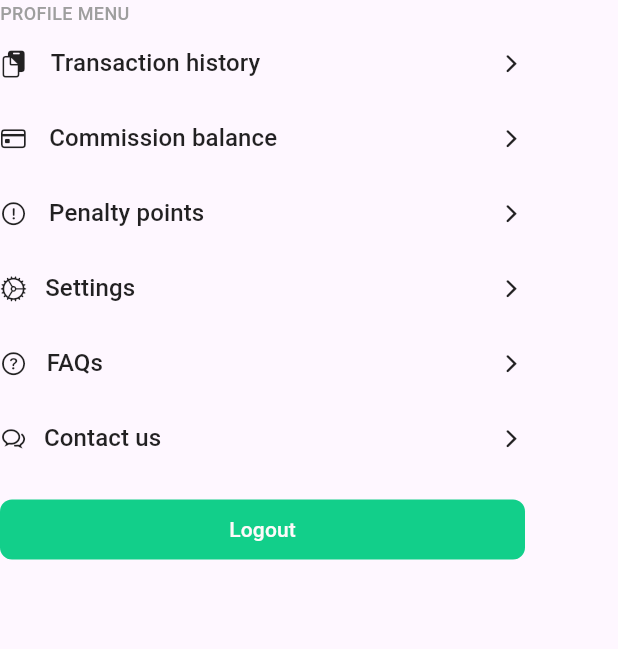
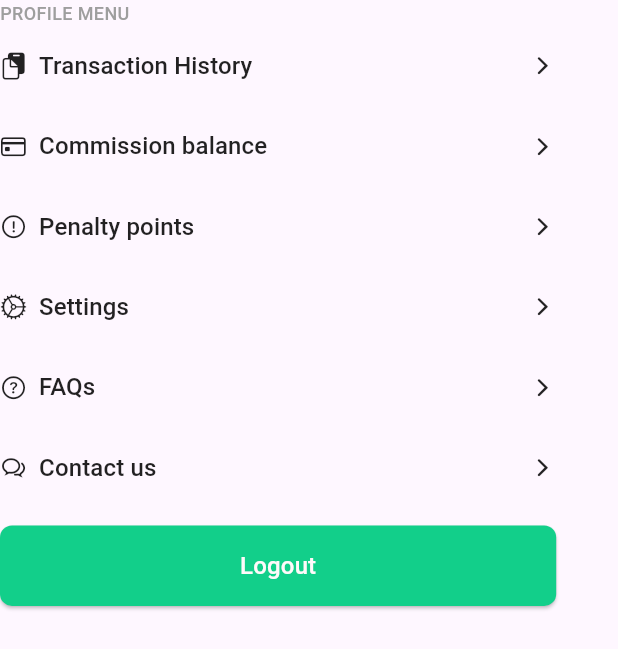
Before and after one commit to simonvque/ISPROJ2REGAIN_MOBILE, a Flutter app: the ProfileMenu widget shown alone on an empty page, opened directly, on a phone screen of 412 x 824 dp. Shown: the top 649 px of the screen. Run offline on Flutter 3.47's test engine with Material 3 defaults, Android fonts, the phone set to English and light mode, and no system bars; our stand-ins replace carousel_slider, flutter_markdown, get, get_storage, iconsax_flutter, smooth_page_indicator; missing offline and left inert: mysql1; accounts and stored records are empty; network calls fail; project files that could hold a hidden picture were left out.

Commit message:
added regainbuttons class; fixed btns in profile page

```diff
--- /dev/null
+++ b/lib/constants/button_styles.dart
@@ -0,0 +1,154 @@
+import 'package:flutter/material.dart';
+import 'package:regain_mobile/constants/colors.dart';
+
+enum ButtonType { outlined, filled, transparentOutlined, text }
+enum ButtonSize { small, medium, large }
+
+class RegainButtons extends StatelessWidget {
+  final String text;
+  final void Function() onPressed;
+  final ButtonType type;
+  final ButtonSize size;
+  final IconData? leftIcon;
+  final IconData? rightIcon;
+
+  const RegainButtons({
+    super.key,
+    required this.text,
+    required this.onPressed,
+    this.type = ButtonType.outlined,
+    this.size = ButtonSize.medium,
+    this.leftIcon,
+    this.rightIcon,
+  });
+
+ @override
+  Widget build(BuildContext context) {
+    final buttonStyles = getButtonStyles(context);
+
+    return SizedBox(
+      width: buttonStyles['width'] as double?,
+      height: buttonStyles['height'] as double?,
+      child: buildButtonWidget(context, buttonStyles['style'] as ButtonStyle?),
+    );
+  }
+
+  Widget buildButtonWidget(BuildContext context, ButtonStyle? style) {
+    switch (type) {
+      case ButtonType.outlined:
+        return OutlinedButton(
+          onPressed: onPressed,
+          style: style,
+          child: buildButtonContent(),
+        );
+      case ButtonType.filled:
+        return ElevatedButton(
+          onPressed: onPressed,
+          style: style,
+          child: buildButtonContent(),
+        );
+      case ButtonType.transparentOutlined:
+        return OutlinedButton(
+          onPressed: onPressed,
+          style: style,
+          child: buildButtonContent(),
+        );
+      case ButtonType.text:
+        return TextButton(
+          onPressed: onPressed,
+          style: style,
+          child: buildButtonContent(),
+        );
+      default:
+        return OutlinedButton(
+          onPressed: onPressed,
+          style: style,
+          child: buildButtonContent(),
+        );
+    }
+  }
+
+  Widget buildButtonContent() {
+    return Row(
+      mainAxisSize: MainAxisSize.min,
+      children: [
+        if (leftIcon != null) Icon(leftIcon),
+        if (leftIcon != null) const SizedBox(width: 8),
+        Text(
+          text,
+          style: const TextStyle(fontSize: 16, fontWeight: FontWeight.w500),
+        ),
+        if (rightIcon != null) const Spacer(),
+        if (rightIcon != null) Icon(rightIcon),
+      ],
+    );
+  }
+
+  Map<String, dynamic> getButtonStyles(BuildContext context) {
+    double width;
+    double height;
+    ButtonStyle style;
+
+    // Set button size
+    switch (size) {
+      case ButtonSize.small:
+        width = MediaQuery.of(context).size.width * 0.45;
+        height = MediaQuery.of(context).size.height * 0.055;
+        break;
+      case ButtonSize.medium:
+        width = MediaQuery.of(context).size.width * 0.75;
+        height = MediaQuery.of(context).size.height * 0.065;
+        break;
+      case ButtonSize.large:
+        width = MediaQuery.of(context).size.width * 0.90;
+        height = MediaQuery.of(context).size.height * 0.065;
+        break;
+    }
+
+    // Set button style
+    switch (type) {
+      case ButtonType.outlined:
+        style = OutlinedButton.styleFrom(
+          foregroundColor: Colors.black87,
+          side: const BorderSide(color: Colors.grey),
+          padding: const EdgeInsets.all(10),
+          shape: RoundedRectangleBorder(
+            borderRadius: BorderRadius.circular(8),
+          ),
+        ).copyWith(
+          overlayColor: WidgetStateProperty.all(Colors.transparent),
+        );
+        break;
+      case ButtonType.filled:
+       style = FilledButton.styleFrom(
+                  backgroundColor: green,
+                  foregroundColor: white,
+                  shape: RoundedRectangleBorder(
+                      borderRadius: BorderRadius.circular(8))
+        );
+        break;
+      case ButtonType.transparentOutlined:
+        style = OutlinedButton.styleFrom(
+                  foregroundColor: Colors.black87,
+                  side: const BorderSide(color: Colors.transparent),
+                  alignment: Alignment.centerLeft,
+                  padding: const EdgeInsets.only(left: 0)
+                  ).copyWith(
+                  overlayColor:
+                      const WidgetStatePropertyAll(Colors.transparent),
+              );
+        break;
+      case ButtonType.text:
+        style = TextButton.styleFrom(
+          foregroundColor: Colors.black87,
+          padding: const EdgeInsets.all(10),
+          shape: RoundedRectangleBorder(
+            borderRadius: BorderRadius.circular(8),
+          ),
+        );
+        break;
+    }
+
+    return {'width': width, 'height': height, 'style': style};
+  }
+}
--- a/lib/profile/profile_menu.dart
+++ b/lib/profile/profile_menu.dart
@@ -1,13 +1,13 @@
 import 'package:flutter/cupertino.dart';
 import 'package:flutter/material.dart';
-import 'package:regain_mobile/constants/colors.dart';
 import 'package:regain_mobile/profile/combal_page.dart';
 import 'package:regain_mobile/profile/contactus_page.dart';
-import 'package:regain_mobile/profile/edit_profile_page.dart';
 import 'package:regain_mobile/profile/seller_profile_page.dart';
 import 'package:regain_mobile/profile/settings_page.dart';
 import 'package:regain_mobile/profile/transactions_page.dart';
 import 'package:regain_mobile/profile/util/transactions_data.dart';
+
+import '../constants/button_styles.dart';
 
 class ProfileMenu extends StatelessWidget {
   const ProfileMenu({super.key});
@@ -18,118 +18,96 @@ class ProfileMenu extends StatelessWidget {
       crossAxisAlignment: CrossAxisAlignment.start,
       children: [
         const StyleLabelTxt('PROFILE MENU'),
-        StyleButtonMenu(
-            onPressed: () {
-              Navigator.push(
-                  context,
+
+        RegainButtons(
+          text: 'Transaction History',
+          onPressed: (){
+            Navigator.push(context,
                   MaterialPageRoute(
                       builder: (context) => TransactionsPage(
-                            transactions: transactions,
-                          )));
-            },
-            child: const Row(
-              children: <Widget>[
-                Icon(CupertinoIcons.doc_on_clipboard),
-                Spacer(flex: 4),
-                StyleBtnTxt('Transaction history'),
-                Spacer(flex: 40),
-                Icon(CupertinoIcons.chevron_forward),
-              ],
-            )),
-        StyleButtonMenu(
-            onPressed: () {
-              Navigator.push(
-                  context,
+                            transactions: transactions,),
+                          ),
+                          );
+          },
+          type: ButtonType.transparentOutlined,
+          size: ButtonSize.large,
+          leftIcon: CupertinoIcons.doc_on_clipboard,
+          rightIcon: CupertinoIcons.chevron_forward,
+          ),
+
+        RegainButtons(
+          text: 'Commission balance',
+          onPressed: (){
+            Navigator.push(context,
                   MaterialPageRoute(
-                      builder: (context) => const CommissionPage()));
-            },
-            child: const Row(
-              children: <Widget>[
-                Icon(CupertinoIcons.creditcard),
-                Spacer(flex: 4),
-                StyleBtnTxt('Commission balance'),
-                Spacer(flex: 40),
-                Icon(CupertinoIcons.chevron_forward),
-              ],
-            )),
-        StyleButtonMenu(
-            onPressed: () {
-              //insert code here
-            },
-            child: const Row(
-              children: <Widget>[
-                Icon(CupertinoIcons.exclamationmark_circle),
-                Spacer(flex: 3),
-                StyleBtnTxt('Penalty points'),
-                Spacer(flex: 40),
-                Icon(CupertinoIcons.chevron_forward),
-              ],
-            )),
-        StyleButtonMenu(
-          onPressed: () {
+                      builder: (context) => const CommissionPage(),
+                          ),
+                          );
+          },
+          type: ButtonType.transparentOutlined,
+          size: ButtonSize.large,
+          leftIcon: CupertinoIcons.creditcard,
+          rightIcon: CupertinoIcons.chevron_forward,
+          ),
+
+        RegainButtons(
+          text: 'Penalty points',
+          onPressed: (){
+            //penalty points page
+          },
+          type: ButtonType.transparentOutlined,
+          size: ButtonSize.large,
+          leftIcon: CupertinoIcons.exclamationmark_circle,
+          rightIcon: CupertinoIcons.chevron_forward,
+          ),
+
+        RegainButtons(
+          text: 'Settings',
+          onPressed: (){
             Navigator.push(context,
                 MaterialPageRoute(builder: (context) => const SettingsPage()));
           },
-          child: const Row(
-            children: <Widget>[
-              Icon(CupertinoIcons.settings),
-              Spacer(flex: 2),
-              StyleBtnTxt('Settings'),
-              Spacer(flex: 40),
-              Icon(CupertinoIcons.chevron_forward),
-            ],
+          type: ButtonType.transparentOutlined,
+          size: ButtonSize.large,
+          leftIcon: CupertinoIcons.settings,
+          rightIcon: CupertinoIcons.chevron_forward,
           ),
-        ),
-        StyleButtonMenu(
-          onPressed: () {
-            // code here
+
+        RegainButtons(
+          text: 'FAQs',
+          onPressed: (){
+            //FAQs page
           },
-          child: const Row(
-            children: <Widget>[
-              Icon(CupertinoIcons.question_circle),
-              Spacer(flex: 2),
-              StyleBtnTxt('FAQs'),
-              Spacer(flex: 40),
-              Icon(CupertinoIcons.chevron_forward),
-            ],
+          type: ButtonType.transparentOutlined,
+          size: ButtonSize.large,
+          leftIcon: CupertinoIcons.question_circle,
+          rightIcon: CupertinoIcons.chevron_forward,
           ),
-        ),
-        StyleButtonMenu(
-          onPressed: () {
+
+        RegainButtons(
+          text: 'Contact us',
+          onPressed: (){
             Navigator.push(context,
                 MaterialPageRoute(builder: (context) => const ContactUsPage()));
           },
-          child: const Row(
-            children: <Widget>[
-              Icon(CupertinoIcons.chat_bubble_2),
-              Spacer(flex: 2),
-              StyleBtnTxt('Contact us'),
-              Spacer(flex: 40),
-              Icon(CupertinoIcons.chevron_forward),
-            ],
+          type: ButtonType.transparentOutlined,
+          size: ButtonSize.large,
+          leftIcon: CupertinoIcons.chat_bubble_2,
+          rightIcon: CupertinoIcons.chevron_forward,
           ),
-        ),
+
         const SizedBox(
           height: 12,
         ),
-        SizedBox(
-          width: 350,
-          child: FilledButton(
-              style: FilledButton.styleFrom(
-                  backgroundColor: green,
-                  foregroundColor: white,
-                  shape: RoundedRectangleBorder(
-                      borderRadius: BorderRadius.circular(8))),
-              onPressed: () {
-                Navigator.push(
-                    context,
-                    MaterialPageRoute(
-                        builder: (context) =>
-                            const SellerProfilePage() //temporary view
-                        ));
-              },
-              child: const Text('Logout')),
-        ),
+        RegainButtons(
+          text: 'Logout',
+          onPressed: (){
+            Navigator.push(context,
+                MaterialPageRoute(builder: (context) => const SellerProfilePage()));
+          },
+          type: ButtonType.filled,
+          size: ButtonSize.large,
+          ),
       ],
     );
   }
--- a/lib/profile/profile_page.dart
+++ b/lib/profile/profile_page.dart
@@ -1,4 +1,5 @@
 import 'package:flutter/material.dart';
+import 'package:regain_mobile/constants/button_styles.dart';
 import 'package:regain_mobile/constants/colors.dart';
 import 'package:regain_mobile/constants/image_strings.dart';
 import 'package:regain_mobile/profile/app_bar.dart';
@@ -15,7 +16,8 @@ class ProfilePage extends StatelessWidget {
 
     return Scaffold(
       appBar: buildAppBar(context, 'My profile'),
-      body: Container(
+      body: SingleChildScrollView(
+      child: Container(
         alignment: Alignment.center,
         padding: const EdgeInsets.all(20),
         child: Column(
@@ -32,21 +34,29 @@ class ProfilePage extends StatelessWidget {
             const SizedBox(
               height: 8,
             ),
-            SizedBox(
-                width: 222,
-                child: FilledButton(
-                    style: FilledButton.styleFrom(
-                        backgroundColor: green,
-                        foregroundColor: white,
-                        shape: RoundedRectangleBorder(
-                            borderRadius: BorderRadius.circular(8))),
-                    onPressed: () {
+
+            RegainButtons(
+              text: 'Edit profile',
+              onPressed: (){
                       Navigator.push(
                           context,
                           MaterialPageRoute(
                               builder: (context) => const EditProfilePage()));
-                    },
-                    child: const Text('Edit profile'))),
+                      },
+              type: ButtonType.filled,
+              size: ButtonSize.small,
+              ),
+            // SizedBox(
+            //     width: 222,
+            //     child: FilledButton(
+            //         style: FilledButton.styleFrom(
+            //             backgroundColor: green,
+            //             foregroundColor: white,
+            //             shape: RoundedRectangleBorder(
+            //                 borderRadius: BorderRadius.circular(8))),
+            //         onPressed: () {
+            //         },
+            //         child: const Text('Edit profile'))),
             const SizedBox(
               height: 30,
             ),
@@ -54,6 +64,7 @@ class ProfilePage extends StatelessWidget {
           ],
         ),
       ),
+    ),
     );
   }
 }
```
